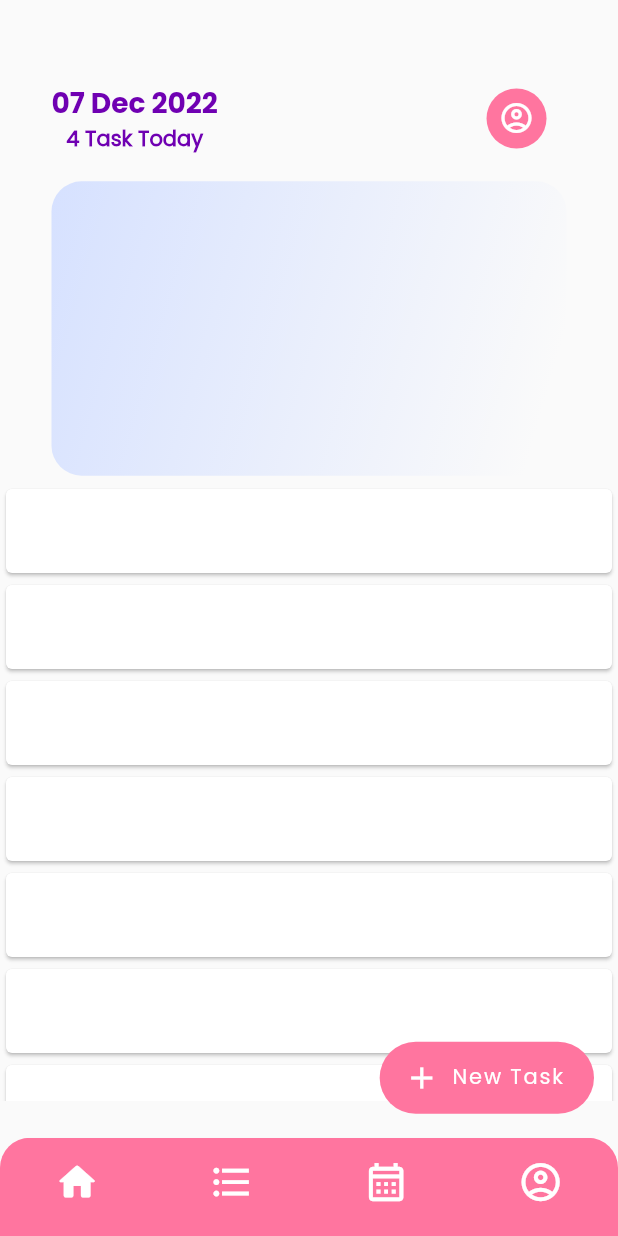
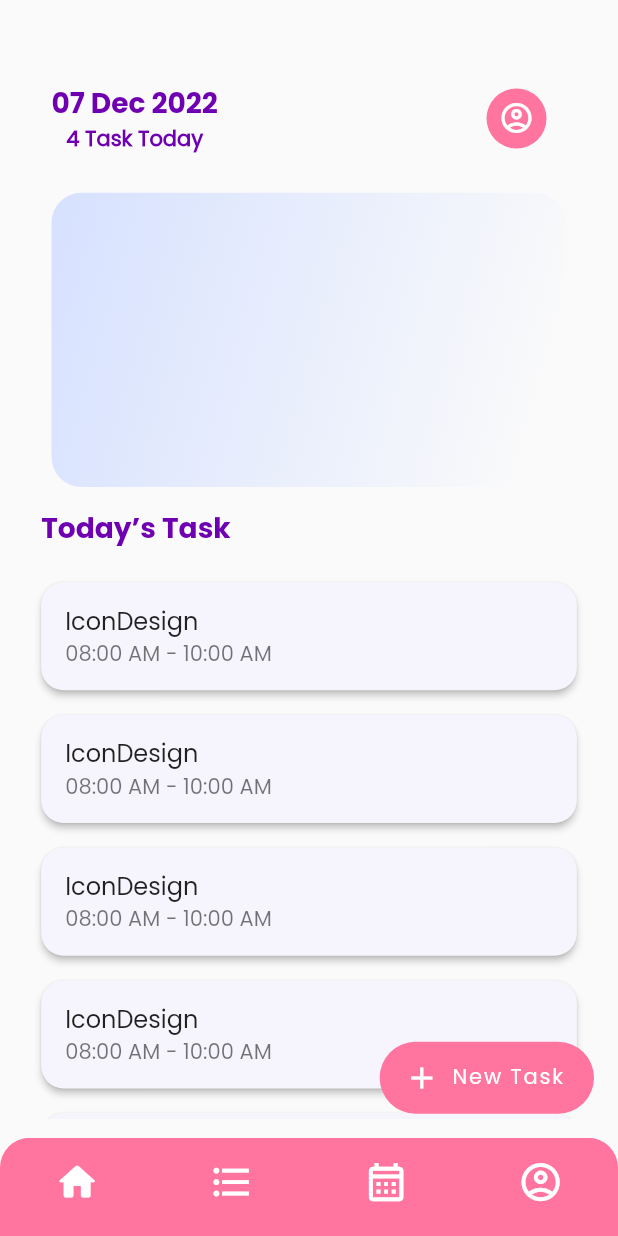
Before and after one commit to ramazan3ren/2do-app, a Flutter app: the MainPage screen opened by its route, on a phone screen of 412 x 824 dp. Run offline on Flutter 3.47's test engine with Material 2 defaults, Android fonts, the phone set to English and light mode, and no system bars; our stand-ins replace lottie.

Commit message:
listview edit completed

```diff
--- a/lib/pages/mainPage.dart
+++ b/lib/pages/mainPage.dart
@@ -24,7 +24,7 @@ class _MainPageState extends State<MainPage> {
               Column(
                 children: [
                   Padding(
-                    padding: const EdgeInsets.only(top: 13),
+                    padding: EdgeInsets.only(top: getDeviceHeight(context) / 40),
                     child: SizedBox(
                       // color: Colors.red,
                       width: getDeviceWidth(context),
@@ -49,19 +49,54 @@ class _MainPageState extends State<MainPage> {
                   ),
                 ],
               ),
-              SizedBox(
-                height: getDeviceHeight(context) / 2,
+              Container(
+                height: getDeviceHeight(context) / 100,
+              ),
+              Row(
+                children: [
+                  Padding(
+                    padding: EdgeInsets.only(left: getDeviceWidth(context) / 15),
+                    child: SizedBox(
+                      child: Text(
+                        'Today’s Task',
+                        style: TextStyle(
+                          color: ProjectValue().headThemeColor,
+                          fontFamily: 'Poppins Bold',
+                          fontSize: getDeviceWidth(context) / 22,
+                        ),
+                      ),
+                    ),
+                  ),
+                ],
+              ),
+              Container(
+                height: getDeviceHeight(context) / 140,
+              ),
+              ConstrainedBox(
+                constraints: BoxConstraints.loose(Size.infinite),
+                child: SizedBox(
+                  height: getDeviceHeight(context) / 2.2,
                   child: SingleChildScrollView(
+                    padding: EdgeInsets.only(
+                        top: 0, left: getDeviceWidth(context) / 15, right: getDeviceWidth(context) / 15),
                     scrollDirection: Axis.vertical,
                     child: ListView.builder(
                       physics: const NeverScrollableScrollPhysics(),
                       itemCount: 10,
                       shrinkWrap: true,
                       itemBuilder: (context, index) {
-                      return const Card(
-                        child: ListTile(),
+                        return Card(
+                          elevation: 2,
+                          margin: EdgeInsets.only(top: getDeviceHeight(context) / 50),
+                          shape: const RoundedRectangleBorder(borderRadius: BorderRadius.all(Radius.circular(15))),
+                          color: ProjectValue().cardColor,
+                          child: const ListTile(
+                            title: Text('IconDesign'),
+                            subtitle: Text('08:00 AM - 10:00 AM'),
+                          ),
                         );
                       },
+                    ),
                   ),
                 ),
               ),
@@ -206,7 +241,11 @@ class _MainPageState extends State<MainPage> {
     }
     return Text(
       '${now.day} $monthStr ${now.year}',
-      style: TextStyle(color: ProjectValue().bottomIcoColor),
+      style: TextStyle(
+        color: ProjectValue().headThemeColor,
+        fontFamily: 'Poppins Bold',
+        fontSize: getDeviceWidth(context) / 22,
+      ),
     );
   }
 }
--- a/lib/projectValues.dart
+++ b/lib/projectValues.dart
@@ -10,6 +10,7 @@ class ProjectValue {
   final Color bottomIcoColor = const Color.fromRGBO(255, 255, 255, 1);
   final Color gradientColor1 = const Color.fromRGBO(214, 225, 255, 1);
   final Color gradientColor2 = const Color.fromRGBO(214, 225, 255, 0);
+  final Color cardColor = const Color.fromRGBO(246, 244, 252, 1); //rgba(246, 244, 252, 1)
   final double elevation = 0;
 }
 
```
Lines whose indentation alone changed are shown as unchanged.
